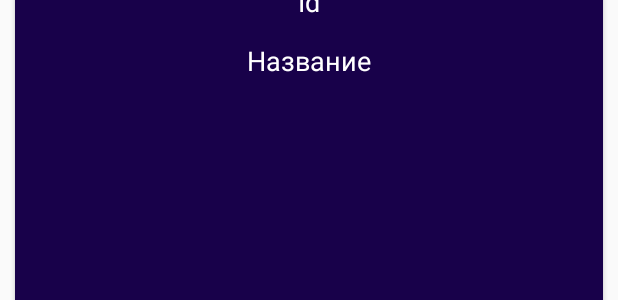
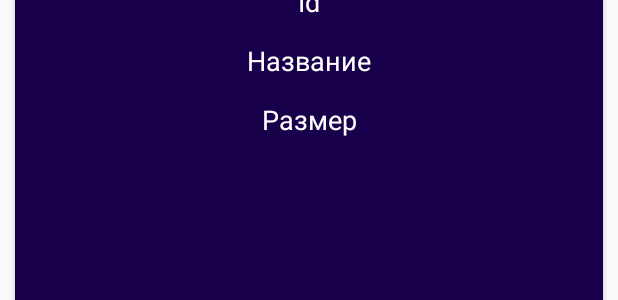
Before and after one commit to ElMKV/NASApp, an Android app: the layout dialog_alert.xml on its own in the app's theme, with its tools: preview values and no code run, on a phone screen of 412 x 824 dp. Shown: the part 498-798 px from the top of the screen. Run offline under Robolectric (Android 15) with nearby library versions, the light colour scheme and no system bars.

Commit message:
Изменил отображение размера

```diff
--- a/app/src/main/java/com/example/nasapp/CometAdapter.java
+++ b/app/src/main/java/com/example/nasapp/CometAdapter.java
@@ -78,7 +78,7 @@ public class CometAdapter extends RecyclerView.Adapter<CometAdapter.ViewHolder>
             final TextView textViewName = (TextView) promptsView.findViewById(R.id.textViewName);
             final TextView textViewSizeComet = (TextView) promptsView.findViewById(R.id.textViewSizeComet);
             final TextView textViewIsPotentiallyHazardousAsteroid = (TextView) promptsView.findViewById(R.id.textViewisPotentiallyHazardousAsteroid);
-            final TextView textViewIsSentryObject = (TextView) promptsView.findViewById(R.id.textViewSizeComet);
+            final TextView textViewIsSentryObject = (TextView) promptsView.findViewById(R.id.textViewIsSentryObject);
 
 
 
@@ -92,7 +92,7 @@ public class CometAdapter extends RecyclerView.Adapter<CometAdapter.ViewHolder>
 
                     Log.d("comeize", sizeComet);
 
-                    textViewId.setText("Номер: " + id);
+                    textViewId.setText("Номер: " + id );
                     textViewName.setText("Имя: " + name);
                     textViewSizeComet.setText("Звездный размер : " + sizeComet);
 
--- a/app/src/main/res/layout/dialog_alert.xml
+++ b/app/src/main/res/layout/dialog_alert.xml
@@ -49,7 +49,8 @@
                 android:layout_height="wrap_content"
                 android:layout_margin="7dp"
                 android:gravity="center"
-                android:textColor="#FFFFFF"
+                android:text="Размер"
+                android:textColor="@color/colorTextCard"
                 android:textSize="18sp" />
 
             <TextView
@@ -62,7 +63,7 @@
                 android:textSize="18sp" />
 
             <TextView
-                android:id="@+id/textViewisSentryObject"
+                android:id="@+id/textViewIsSentryObject"
                 android:layout_width="match_parent"
                 android:layout_height="wrap_content"
                 android:layout_margin="7dp"
```
